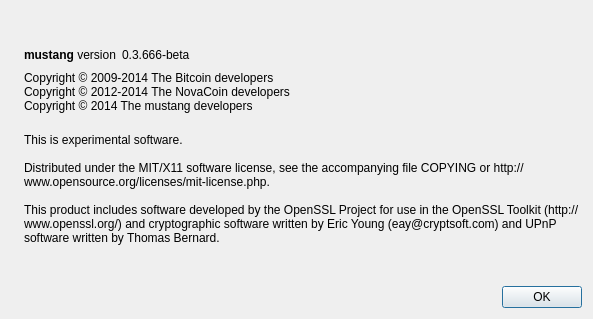
The window that src/qt/forms/aboutdialog.ui (mustangcoin/mst) describes before a commit, drawn with Qt 5.
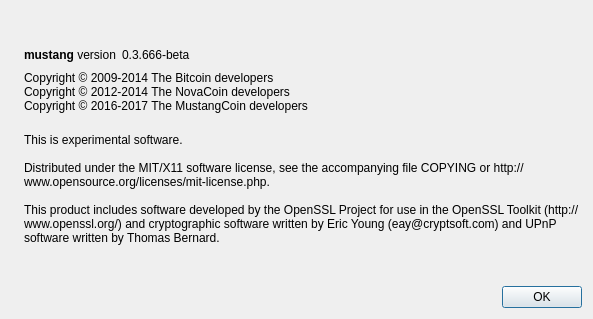
The same window after the commit. Icons and pictures are not drawn.

Diff of the .ui file:
```diff
--- a/src/qt/forms/aboutdialog.ui
+++ b/src/qt/forms/aboutdialog.ui
@@ -93,7 +93,7 @@
        <property name="text">
         <string>Copyright © 2009-2014 The Bitcoin developers
 Copyright © 2012-2014 The NovaCoin developers
-Copyright © 2014 The mustang developers</string>
+Copyright © 2016-2017 The MustangCoin developers</string>
        </property>
        <property name="textInteractionFlags">
         <set>Qt::LinksAccessibleByMouse|Qt::TextSelectableByKeyboard|Qt::TextSelectableByMouse</set>
```
